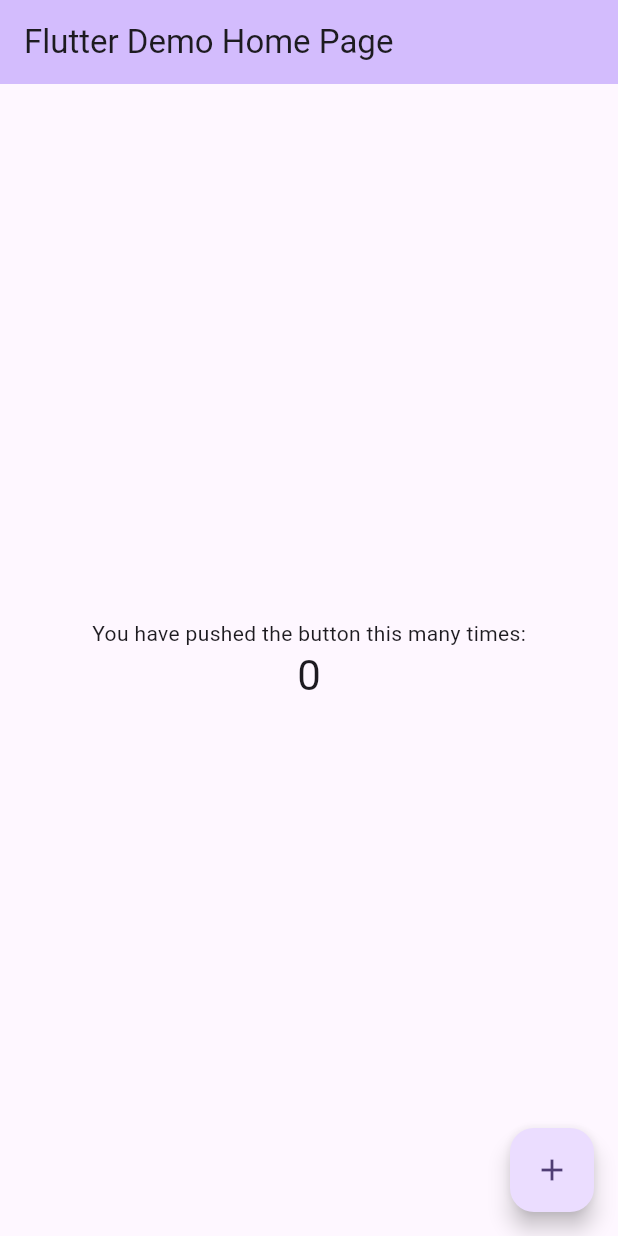
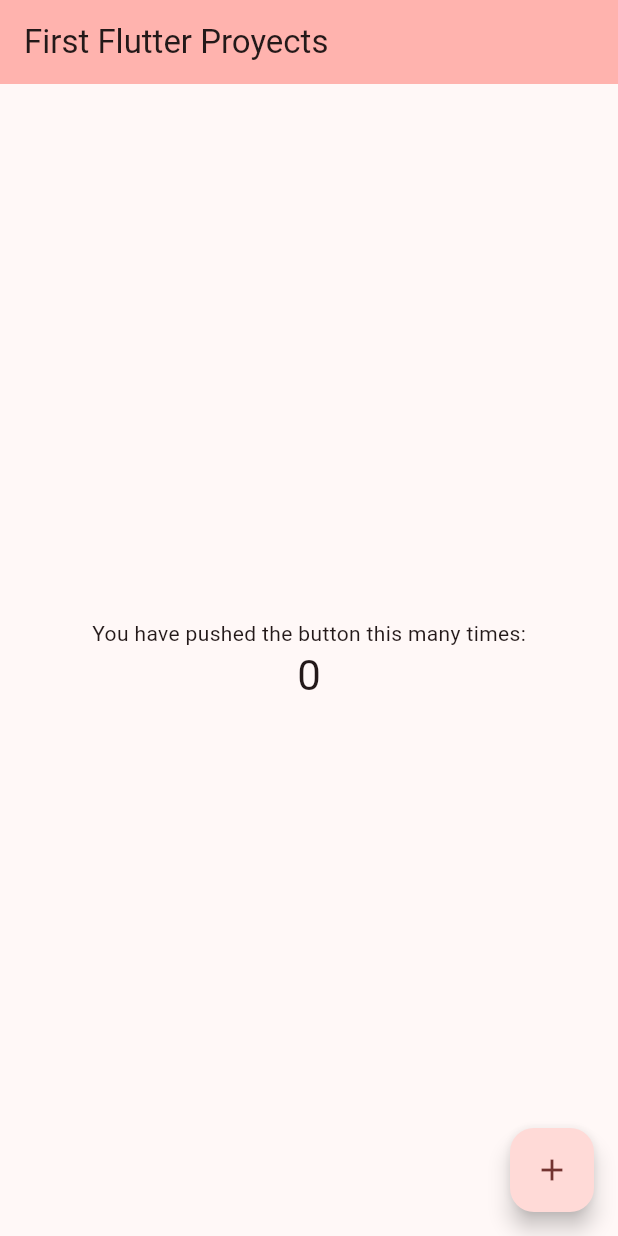
Before and after one commit to JohnCooper25/3479A321_2022479038, a Flutter app: the screen it shows after launch, on a phone screen of 412 x 824 dp. Run offline on Flutter 3.47's test engine with Material 3 defaults, Android fonts, the phone set to English and light mode, and no system bars.

Commit message:
Commit_readme+main

```diff
--- a/lib/main.dart
+++ b/lib/main.dart
@@ -11,7 +11,7 @@ class MyApp extends StatelessWidget {
   @override
   Widget build(BuildContext context) {
     return MaterialApp(
-      title: 'Flutter Demo',
+      title: 'Flutter Proyect Demo',
       theme: ThemeData(
         // This is the theme of your application.
         //
@@ -28,9 +28,9 @@ class MyApp extends StatelessWidget {
         //
         // This works for code too, not just values: Most code changes can be
         // tested with just a hot reload.
-        colorScheme: ColorScheme.fromSeed(seedColor: Colors.deepPurple),
+        colorScheme: ColorScheme.fromSeed(seedColor: const Color.fromARGB(255, 239, 6, 41)),
       ),
-      home: const MyHomePage(title: 'Flutter Demo Home Page'),
+      home: const MyHomePage(title: 'First Flutter Proyects'),
     );
   }
 }
```
Also changed, not shown: 1 other file.
